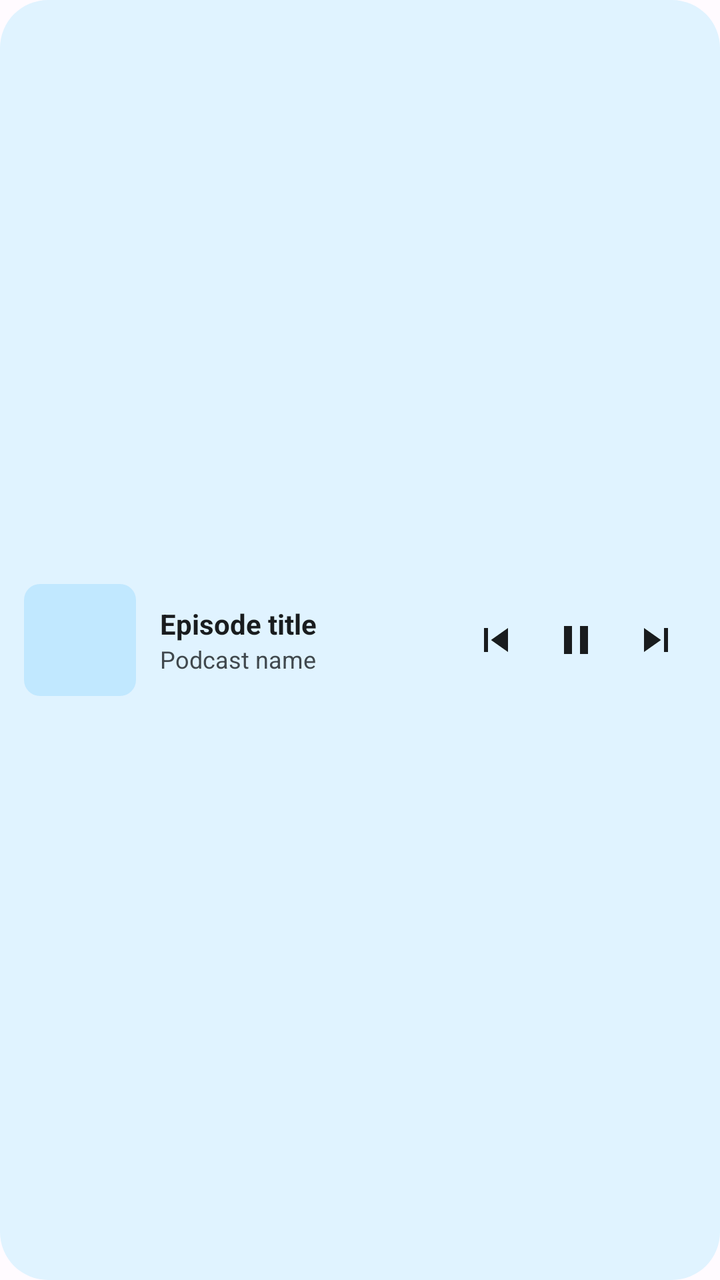
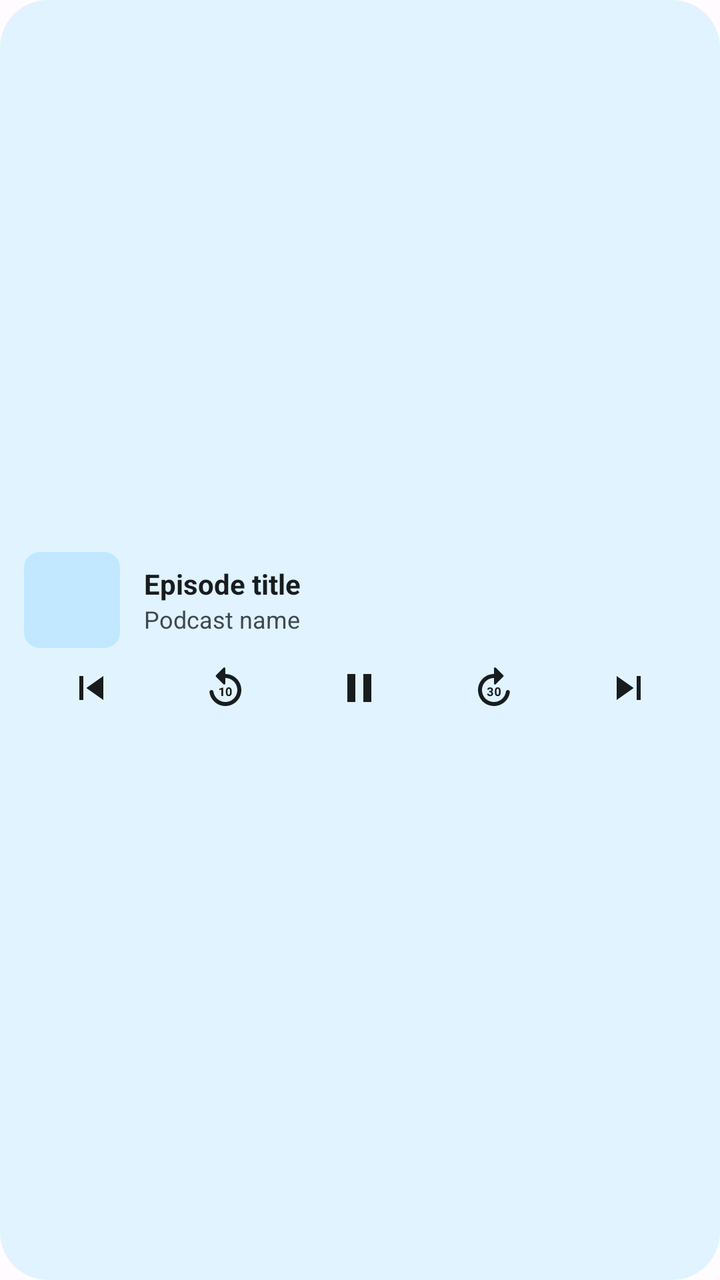

The first picture is an Android layout as it rendered before a commit; the second is the same layout after the commit. The layout source and the unified diff follow.
<!-- AndroidManifest.xml: application theme Theme.Sonora -->
<!-- res/layout/widget_mini_player_preview.xml -->
<?xml version="1.0" encoding="utf-8"?>
<LinearLayout xmlns:android="http://schemas.android.com/apk/res/android"
    android:layout_width="match_parent"
    android:layout_height="match_parent"
    android:background="@drawable/widget_preview_background"
    android:gravity="center_vertical"
    android:orientation="horizontal"
    android:padding="12dp">

    <ImageView
        android:layout_width="56dp"
        android:layout_height="56dp"
        android:importantForAccessibility="no"
        android:src="@drawable/widget_preview_artwork" />

    <LinearLayout
        android:layout_width="0dp"
        android:layout_height="wrap_content"
        android:layout_marginStart="12dp"
        android:layout_marginEnd="8dp"
        android:layout_weight="1"
        android:orientation="vertical">

        <TextView
            android:layout_width="match_parent"
            android:layout_height="wrap_content"
            android:maxLines="2"
            android:text="@string/widget_preview_episode"
            android:textColor="@color/widget_preview_on_surface"
            android:textSize="14sp"
            android:textStyle="bold" />

        <TextView
            android:layout_width="match_parent"
            android:layout_height="wrap_content"
            android:maxLines="1"
            android:text="@string/widget_preview_podcast"
            android:textColor="@color/widget_preview_on_surface_variant"
            android:textSize="12sp" />
    </LinearLayout>

        <ImageView
            android:layout_width="40dp"
            android:layout_height="40dp"
            android:padding="8dp"
            android:importantForAccessibility="no"
            android:src="@drawable/ic_widget_previous"
            android:tint="@color/widget_preview_on_surface" />
        <ImageView
            android:layout_width="40dp"
            android:layout_height="40dp"
            android:padding="8dp"
            android:importantForAccessibility="no"
            android:src="@drawable/ic_widget_pause"
            android:tint="@color/widget_preview_on_surface" />
        <ImageView
            android:layout_width="40dp"
            android:layout_height="40dp"
            android:padding="8dp"
            android:importantForAccessibility="no"
            android:src="@drawable/ic_widget_next"
            android:tint="@color/widget_preview_on_surface" />
</LinearLayout>
<!-- resources referenced by this layout -->
<resources>
  <color name="widget_preview_on_surface">#1B1B21</color>
  <color name="widget_preview_on_surface_variant">#45464F</color>
  <!-- drawable ic_widget_pause (drawable) -->
  <vector xmlns:android="http://schemas.android.com/apk/res/android"
      android:width="24dp"
      android:height="24dp"
      android:viewportWidth="24"
      android:viewportHeight="24">
      <path
          android:fillColor="#FFFFFFFF"
          android:pathData="M6,19h4V5H6v14zM14,5v14h4V5h-4z" />
  </vector>
  <!-- drawable ic_widget_previous (drawable) -->
  <vector xmlns:android="http://schemas.android.com/apk/res/android"
      android:width="24dp"
      android:height="24dp"
      android:viewportWidth="24"
      android:viewportHeight="24">
      <path
          android:fillColor="#FFFFFFFF"
          android:pathData="M6,6h2v12H6zM9.5,12l8.5,6V6z" />
  </vector>
  <!-- drawable widget_preview_artwork (drawable) -->
  <?xml version="1.0" encoding="utf-8"?>
  <shape xmlns:android="http://schemas.android.com/apk/res/android" android:shape="rectangle">
      <solid android:color="@color/widget_preview_artwork" />
      <corners android:radius="8dp" />
  </shape>
  <!-- drawable widget_preview_background (drawable) -->
  <?xml version="1.0" encoding="utf-8"?>
  <shape xmlns:android="http://schemas.android.com/apk/res/android" android:shape="rectangle">
      <solid android:color="@color/widget_preview_surface" />
      <corners android:radius="24dp" />
  </shape>
  <string name="widget_preview_episode">Episode title</string>
  <string name="widget_preview_podcast">Podcast name</string>
  <style name="Theme.Sonora" parent="android:Theme.Material.Light.NoActionBar">
          <item name="android:windowBackground">@color/window_background</item>
          <item name="android:navigationBarColor">@android:color/transparent</item>
          <item name="android:statusBarColor">@android:color/transparent</item>
      </style>
  <color name="widget_preview_artwork">#B1C5FF</color>
  <color name="widget_preview_surface">#E1E2EC</color>
  <color name="window_background">#FFFBFF</color>
  <!-- unchanged entries left out for length: 1 -->
</resources>

<!-- the commit's change to res/layout/widget_mini_player_preview.xml (unified diff, before → after) -->
@@ -4,60 +4,98 @@
     android:layout_height="match_parent"
     android:background="@drawable/widget_preview_background"
     android:gravity="center_vertical"
-    android:orientation="horizontal"
-    android:padding="12dp">
-
-    <ImageView
-        android:layout_width="56dp"
-        android:layout_height="56dp"
-        android:importantForAccessibility="no"
-        android:src="@drawable/widget_preview_artwork" />
+    android:orientation="vertical"
+    android:paddingHorizontal="12dp"
+    android:paddingVertical="8dp">
 
     <LinearLayout
-        android:layout_width="0dp"
+        android:layout_width="match_parent"
         android:layout_height="wrap_content"
-        android:layout_marginStart="12dp"
-        android:layout_marginEnd="8dp"
-        android:layout_weight="1"
-        android:orientation="vertical">
+        android:gravity="center_vertical"
+        android:orientation="horizontal">
 
-        <TextView
-            android:layout_width="match_parent"
+        <ImageView
+            android:layout_width="48dp"
+            android:layout_height="48dp"
+            android:importantForAccessibility="no"
+            android:src="@drawable/widget_preview_artwork" />
+
+        <LinearLayout
+            android:layout_width="0dp"
             android:layout_height="wrap_content"
-            android:maxLines="2"
-            android:text="@string/widget_preview_episode"
-            android:textColor="@color/widget_preview_on_surface"
-            android:textSize="14sp"
-            android:textStyle="bold" />
+            android:layout_marginStart="12dp"
+            android:layout_weight="1"
+            android:orientation="vertical">
 
-        <TextView
-            android:layout_width="match_parent"
-            android:layout_height="wrap_content"
-            android:maxLines="1"
-            android:text="@string/widget_preview_podcast"
-            android:textColor="@color/widget_preview_on_surface_variant"
-            android:textSize="12sp" />
+            <TextView
+                android:layout_width="match_parent"
+                android:layout_height="wrap_content"
+                android:maxLines="2"
+                android:text="@string/widget_preview_episode"
+                android:textColor="@color/widget_preview_on_surface"
+                android:textSize="14sp"
+                android:textStyle="bold" />
+
+            <TextView
+                android:layout_width="match_parent"
+                android:layout_height="wrap_content"
+                android:maxLines="1"
+                android:text="@string/widget_preview_podcast"
+                android:textColor="@color/widget_preview_on_surface_variant"
+                android:textSize="12sp" />
+        </LinearLayout>
     </LinearLayout>
 
+    <LinearLayout
+        android:layout_width="match_parent"
+        android:layout_height="wrap_content"
+        android:gravity="center_vertical"
+        android:orientation="horizontal">
+
         <ImageView
-            android:layout_width="40dp"
+            android:layout_width="0dp"
             android:layout_height="40dp"
+            android:layout_weight="1"
+            android:importantForAccessibility="no"
             android:padding="8dp"
-            android:importantForAccessibility="no"
+            android:scaleType="fitCenter"
             android:src="@drawable/ic_widget_previous"
             android:tint="@color/widget_preview_on_surface" />
         <ImageView
-            android:layout_width="40dp"
+            android:layout_width="0dp"
             android:layout_height="40dp"
+            android:layout_weight="1"
+            android:importantForAccessibility="no"
             android:padding="8dp"
+            android:scaleType="fitCenter"
+            android:src="@drawable/ic_widget_replay_10"
+            android:tint="@color/widget_preview_on_surface" />
+        <ImageView
+            android:layout_width="0dp"
+            android:layout_height="40dp"
+            android:layout_weight="1"
             android:importantForAccessibility="no"
+            android:padding="8dp"
+            android:scaleType="fitCenter"
             android:src="@drawable/ic_widget_pause"
             android:tint="@color/widget_preview_on_surface" />
         <ImageView
-            android:layout_width="40dp"
+            android:layout_width="0dp"
             android:layout_height="40dp"
+            android:layout_weight="1"
+            android:importantForAccessibility="no"
             android:padding="8dp"
+            android:scaleType="fitCenter"
+            android:src="@drawable/ic_widget_forward_30"
+            android:tint="@color/widget_preview_on_surface" />
+        <ImageView
+            android:layout_width="0dp"
+            android:layout_height="40dp"
+            android:layout_weight="1"
             android:importantForAccessibility="no"
+            android:padding="8dp"
+            android:scaleType="fitCenter"
             android:src="@drawable/ic_widget_next"
             android:tint="@color/widget_preview_on_surface" />
+    </LinearLayout>
 </LinearLayout>
<!-- resource entries referenced after the edit -->
@@ -2,6 +2,7 @@
 <resources>
   <color name="widget_preview_on_surface">#1B1B21</color>
   <color name="widget_preview_on_surface_variant">#45464F</color>
+  <!-- drawable ic_widget_forward_30: vector/xml drawable (drawable, 2506 chars, omitted) -->
   <!-- drawable ic_widget_pause (drawable) -->
   <vector xmlns:android="http://schemas.android.com/apk/res/android"
       android:width="24dp"
@@ -21,6 +22,16 @@
       <path
           android:fillColor="#FFFFFFFF"
           android:pathData="M6,6h2v12H6zM9.5,12l8.5,6V6z" />
+  </vector>
+  <!-- drawable ic_widget_replay_10 (drawable) -->
+  <vector xmlns:android="http://schemas.android.com/apk/res/android"
+      android:width="24dp"
+      android:height="24dp"
+      android:viewportWidth="24"
+      android:viewportHeight="24">
+      <path
+          android:fillColor="#FFFFFFFF"
+          android:pathData="M11.99,5L11.99,2.21c0,-0.45 -0.54,-0.67 -0.85,-0.35L7.35,5.65c-0.2,0.2 -0.2,0.51 0,0.71l3.79,3.79c0.31,0.31 0.85,0.09 0.85,-0.35L11.99,7c3.73,0 6.68,3.42 5.86,7.29c-0.47,2.27 -2.31,4.1 -4.57,4.57c-3.57,0.75 -6.75,-1.7 -7.23,-5.01c-0.06,-0.48 -0.48,-0.85 -0.98,-0.85c-0.6,0 -1.08,0.53 -1,1.13c0.62,4.39 4.8,7.64 9.53,6.72c3.12,-0.61 5.63,-3.12 6.24,-6.24c0.99,-5.13 -2.9,-9.61 -7.85,-9.61zM10.89,16h-0.85v-3.26l-1.01,0.31v-0.69l1.77,-0.63h0.09L10.89,16zM15.17,14.24c0,0.32 -0.03,0.6 -0.1,0.82s-0.17,0.42 -0.29,0.57s-0.28,0.26 -0.45,0.33s-0.37,0.1 -0.59,0.1s-0.41,-0.03 -0.59,-0.1s-0.33,-0.18 -0.46,-0.33s-0.23,-0.34 -0.3,-0.57s-0.11,-0.5 -0.11,-0.82v-0.74c0,-0.32 0.03,-0.6 0.1,-0.82s0.17,-0.42 0.29,-0.57s0.28,-0.26 0.45,-0.33s0.37,-0.1 0.59,-0.1s0.41,0.03 0.59,0.1s0.33,0.18 0.46,0.33s0.23,0.34 0.3,0.57s0.11,0.5 0.11,0.82v0.74zM14.32,13.38c0,-0.19 -0.01,-0.35 -0.04,-0.48s-0.07,-0.23 -0.12,-0.31s-0.11,-0.14 -0.19,-0.17s-0.16,-0.05 -0.25,-0.05s-0.18,0.02 -0.25,0.05s-0.14,0.09 -0.19,0.17s-0.09,0.18 -0.12,0.31s-0.04,0.29 -0.04,0.48v0.97c0,0.19 0.01,0.35 0.04,0.48s0.07,0.24 0.12,0.32s0.11,0.14 0.19,0.17s0.16,0.05 0.25,0.05s0.18,-0.02 0.25,-0.05s0.14,-0.09 0.19,-0.17s0.09,-0.19 0.11,-0.32s0.04,-0.29 0.04,-0.48v-0.97z" />
   </vector>
   <!-- drawable widget_preview_artwork (drawable) -->
   <?xml version="1.0" encoding="utf-8"?>
